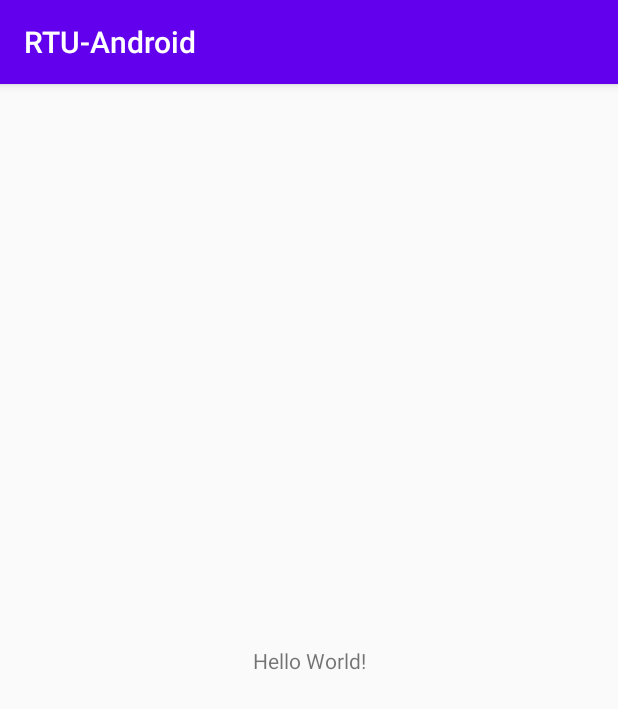
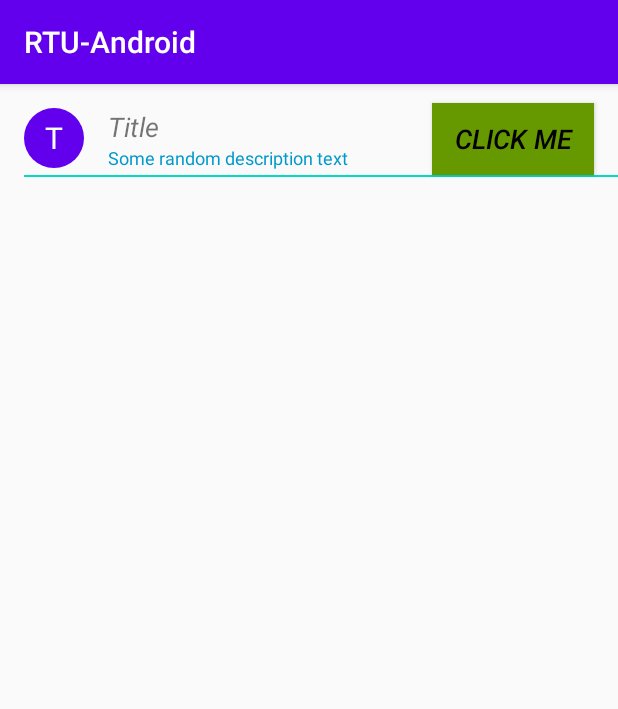
Before and after one commit to romstr/rtu-android, an Android app: the screen it shows after launch (MainActivity), on a phone screen of 412 x 824 dp. Shown: the top 709 px of the screen. Run offline under Robolectric (Android 15) with nearby library versions, the phone set to English and light mode, and no system bars.

Commit message:
Initial commit

```diff
--- a/app/src/main/AndroidManifest.xml
+++ b/app/src/main/AndroidManifest.xml
@@ -9,6 +9,9 @@
         android:roundIcon="@mipmap/ic_launcher_round"
         android:supportsRtl="true"
         android:theme="@style/AppTheme">
+        <activity
+            android:name=".SettingsActivity"
+            android:theme="@style/AppTheme.Settings"></activity>
         <activity android:name=".MainActivity">
             <intent-filter>
                 <action android:name="android.intent.action.MAIN" />
--- /dev/null
+++ b/app/src/main/java/lv/romstr/mobile/rtu_android/LetterView.kt
@@ -0,0 +1,63 @@
+package lv.romstr.mobile.rtu_android
+
+import android.content.Context
+import android.graphics.Canvas
+import android.graphics.Color
+import android.graphics.Paint
+import android.graphics.Rect
+import android.text.TextPaint
+import android.util.AttributeSet
+import android.view.View
+
+class LetterView @JvmOverloads constructor(
+    context: Context, attrs: AttributeSet? = null, defStyleAttr: Int = 0
+) : View(context, attrs, defStyleAttr) {
+
+    private val letter: String
+    private val letterTop: Float
+    private val letterTextSize: Float
+    private val circleColor: Int
+
+    private val textPaint: TextPaint
+    private val circlePaint: Paint
+
+    init {
+        val attributes = context.theme.obtainStyledAttributes(attrs, R.styleable.CircleLetter, 0, 0)
+        attributes.apply {
+            circleColor = getColor(R.styleable.CircleLetter_circleColor, 0)
+            letter = getString(R.styleable.CircleLetter_text) ?: ""
+            letterTextSize = getDimension(R.styleable.CircleLetter_textSize, 0f)
+            recycle()
+        }
+
+        textPaint = TextPaint(Paint.ANTI_ALIAS_FLAG).apply {
+            color = Color.WHITE
+            textSize = letterTextSize
+            textAlign = Paint.Align.CENTER
+        }
+
+
+        circlePaint = Paint(Paint.ANTI_ALIAS_FLAG).apply {
+            color = circleColor
+            strokeWidth = 5f
+            isAntiAlias = true
+        }
+
+        val rectangle = Rect()
+
+        textPaint.getTextBounds(letter, 0, 1, rectangle)
+        letterTop = rectangle.height() / 2f
+    }
+
+
+    override fun onDraw(canvas: Canvas) {
+        super.onDraw(canvas)
+
+        canvas.drawCircle(
+            width / 2f, height / 2f,
+            width / 2f, circlePaint
+        )
+
+        canvas.drawText(letter, width / 2f, letterTop + height / 2f, textPaint)
+    }
+}
--- a/app/src/main/java/lv/romstr/mobile/rtu_android/MainActivity.kt
+++ b/app/src/main/java/lv/romstr/mobile/rtu_android/MainActivity.kt
@@ -1,11 +1,18 @@
 package lv.romstr.mobile.rtu_android
 
+import android.content.Intent
+import android.os.Bundle
 import androidx.appcompat.app.AppCompatActivity
-import android.os.Bundle
+import kotlinx.android.synthetic.main.settings_item.*
 
 class MainActivity : AppCompatActivity() {
     override fun onCreate(savedInstanceState: Bundle?) {
         super.onCreate(savedInstanceState)
         setContentView(R.layout.activity_main)
+
+        settingsButton.setOnClickListener {
+            val intent = Intent(this, SettingsActivity::class.java)
+            startActivity(intent)
+        }
     }
 }
--- a/app/src/main/res/layout/activity_main.xml
+++ b/app/src/main/res/layout/activity_main.xml
@@ -1,19 +1,11 @@
 <?xml version="1.0" encoding="utf-8"?>
-<androidx.constraintlayout.widget.ConstraintLayout
-    xmlns:android="http://schemas.android.com/apk/res/android"
+<androidx.constraintlayout.widget.ConstraintLayout xmlns:android="http://schemas.android.com/apk/res/android"
     xmlns:app="http://schemas.android.com/apk/res-auto"
     xmlns:tools="http://schemas.android.com/tools"
     android:layout_width="match_parent"
     android:layout_height="match_parent"
     tools:context=".MainActivity">
 
-    <TextView
-        android:layout_width="wrap_content"
-        android:layout_height="wrap_content"
-        android:text="Hello World!"
-        app:layout_constraintBottom_toBottomOf="parent"
-        app:layout_constraintLeft_toLeftOf="parent"
-        app:layout_constraintRight_toRightOf="parent"
-        app:layout_constraintTop_toTopOf="parent" />
+    <include layout="@layout/settings_item" />
 
 </androidx.constraintlayout.widget.ConstraintLayout>
--- /dev/null
+++ b/app/src/main/res/layout/settings_item.xml
@@ -0,0 +1,62 @@
+<?xml version="1.0" encoding="utf-8"?>
+<androidx.constraintlayout.widget.ConstraintLayout xmlns:android="http://schemas.android.com/apk/res/android"
+    xmlns:app="http://schemas.android.com/apk/res-auto"
+    xmlns:tools="http://schemas.android.com/tools"
+    android:layout_width="match_parent"
+    android:layout_height="match_parent"
+    tools:context=".MainActivity">
+
+    <TextView
+        android:id="@+id/textView2"
+        android:layout_width="wrap_content"
+        android:layout_height="wrap_content"
+        android:layout_marginStart="16dp"
+        android:text="Title"
+        app:layout_constraintStart_toEndOf="@+id/letterView"
+        app:layout_constraintTop_toTopOf="@+id/letterView" />
+
+    <TextView
+        android:id="@+id/textView3"
+        style="@style/CustomTextStyle"
+        android:layout_width="200dp"
+        android:layout_height="wrap_content"
+        android:layout_marginStart="16dp"
+        android:text="Some random description text"
+        app:layout_constraintStart_toEndOf="@+id/letterView"
+        app:layout_constraintTop_toBottomOf="@+id/textView2" />
+
+    <Button
+        android:id="@+id/settingsButton"
+        style="@style/CustomButtonStyle"
+        android:layout_width="0dp"
+        android:layout_height="wrap_content"
+        android:layout_marginStart="16dp"
+        android:layout_marginEnd="16dp"
+        android:text="Click me"
+        app:layout_constraintBottom_toBottomOf="@+id/textView3"
+        app:layout_constraintEnd_toEndOf="parent"
+        app:layout_constraintStart_toEndOf="@+id/textView3"
+        app:layout_constraintTop_toTopOf="@+id/textView2" />
+
+    <View
+        android:id="@+id/dividerLine"
+        android:layout_width="match_parent"
+        android:layout_height="1dp"
+        android:layout_marginStart="16dp"
+        android:background="@color/colorAccent"
+        app:layout_constraintStart_toStartOf="@+id/textView2"
+        app:layout_constraintTop_toBottomOf="@+id/settingsButton" />
+
+    <lv.romstr.mobile.rtu_android.LetterView
+        android:id="@+id/letterView"
+        android:layout_width="40dp"
+        android:layout_height="40dp"
+        android:layout_marginStart="16dp"
+        android:layout_marginTop="16dp"
+        app:circleColor="@color/colorPrimary"
+        app:layout_constraintStart_toStartOf="parent"
+        app:layout_constraintTop_toTopOf="parent"
+        app:text="T"
+        app:textSize="20sp" />
+
+</androidx.constraintlayout.widget.ConstraintLayout>
--- /dev/null
+++ b/app/src/main/res/values/dimens.xml
@@ -0,0 +1,5 @@
+<?xml version="1.0" encoding="utf-8"?>
+<resources>
+    <dimen name="text_size_16sp">16sp</dimen>
+    <dimen name="circle_stroke_width">5dp</dimen>
+</resources>
--- a/app/src/main/res/values/styles.xml
+++ b/app/src/main/res/values/styles.xml
@@ -5,6 +5,25 @@
         <item name="colorPrimary">@color/colorPrimary</item>
         <item name="colorPrimaryDark">@color/colorPrimaryDark</item>
         <item name="colorAccent">@color/colorAccent</item>
+        <item name="android:textSize">18sp</item>
+        <item name="android:textStyle">italic</item>
     </style>
 
+    <style name="AppTheme.Settings">
+        <item name="android:textSize">14sp</item>
+        <item name="android:textStyle">bold</item>
+        <item name="android:textColor">@android:color/holo_red_dark</item>
+    </style>
+
+    <style name="CustomButtonStyle" parent="@style/Widget.AppCompat.Button.Colored">
+        <item name="android:textColor">@android:color/black</item>
+        <item name="android:background">@android:color/holo_green_dark</item>
+    </style>
+
+    <style name="CustomTextStyle" parent="@style/TextAppearance.AppCompat">
+        <item name="android:textSize">12sp</item>
+        <item name="android:textColor">@android:color/holo_blue_dark</item>
+    </style>
+
+
 </resources>
```
Also changed, not shown: app/src/main/java/lv/romstr/mobile/rtu_android/SettingsActivity.kt (added, +39 -0 lines), app/src/main/res/drawable-v24/ic_baseline_nights_stay_24.xml (added, +13 -0 lines), app/src/main/res/layout/activity_settings.xml (added, +29 -0 lines), app/src/main/res/menu/menu_settings.xml (added, +10 -0 lines), app/src/main/res/values/attrs.xml (added, +8 -0 lines).
